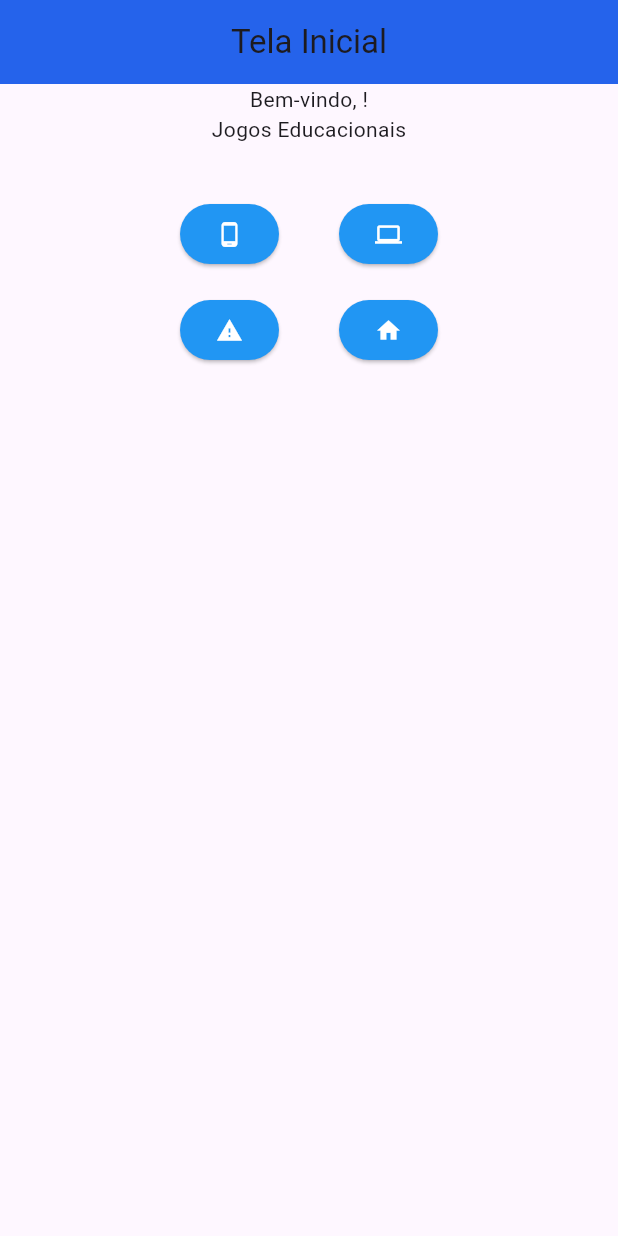
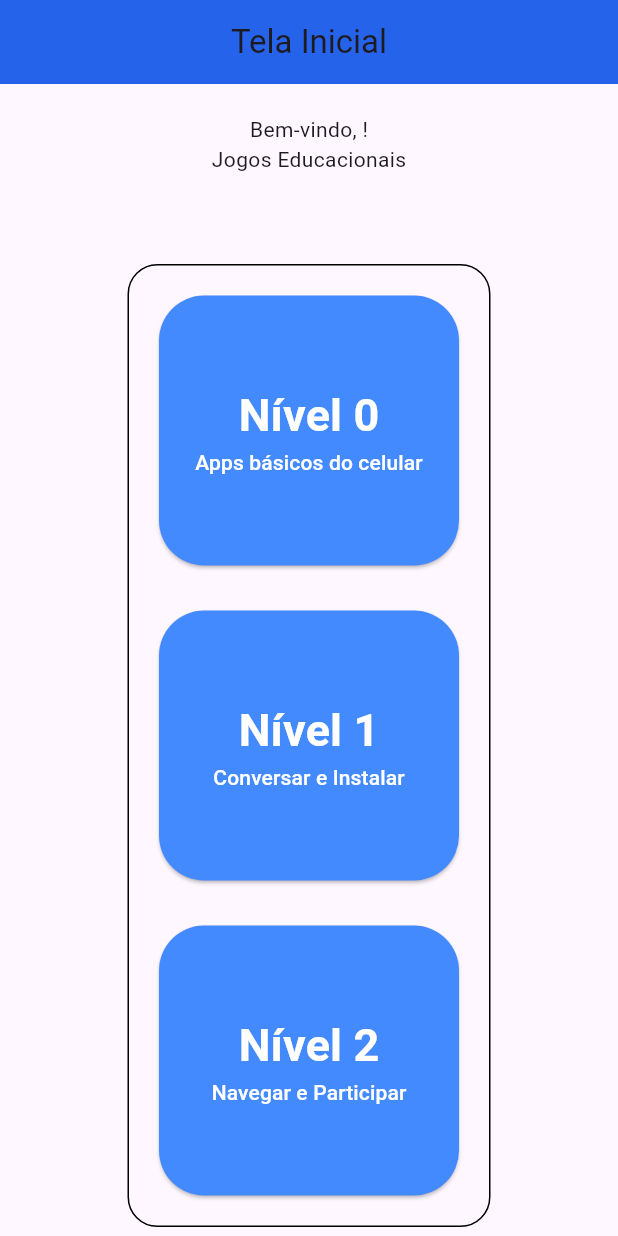
Before and after one commit to pls-dev1104/TCC-IFF, a Flutter app: the screen it shows after launch, after a tap on "Cadastrar", on a phone screen of 412 x 824 dp. Run offline on Flutter 3.47's test engine with Material 3 defaults, Android fonts, the phone set to English and light mode, and no system bars; our stand-ins replace shared_preferences.

Commit message:
Remodelando pra esquema de jogos

```diff
--- a/includeapp/lib/inicial.dart
+++ b/includeapp/lib/inicial.dart
@@ -1,8 +1,10 @@
 import 'package:flutter/material.dart';
-import 'package:includeapp/celular.dart';
-import 'package:includeapp/computador.dart';
+import 'package:includeapp/nivelUm.dart';
+import 'package:includeapp/nivelZero.dart';
 import 'package:includeapp/login.dart';
 import 'package:shared_preferences/shared_preferences.dart';
+
+import 'nivelDois.dart';
 
 class Inicial extends StatefulWidget {
   final String nome;
@@ -32,54 +34,102 @@ class _InicialState extends State<Inicial> {
         body: Center(
           child: Column(
             children: [
+              SizedBox(height: 20),
               Text("Bem-vindo, ${widget.nome}!"),
               Text("Jogos Educacionais"),
-              SizedBox(height: 20),
+              SizedBox(height: 40),
 
               Row(
                 mainAxisAlignment: MainAxisAlignment.center,
                 children: [
-                  ElevatedButton(
-                    style: ElevatedButton.styleFrom(
-                      backgroundColor: Colors.blue,
-                    ),
-                    onPressed: (){
-                      Navigator.push(context, MaterialPageRoute(builder: (context) => Celular()));
-                    }, child: const Icon(Icons.phone_android, color: Colors.white),
+                  Container(
+                    padding: EdgeInsets.all(20),
+                    margin: EdgeInsets.all(20),
+                    decoration: BoxDecoration(
+                      border: Border.all(color: Colors.black),
+                      borderRadius: BorderRadius.circular(20)
                     ),
 
-                  SizedBox(height: 80, width: 40),
-
-                  ElevatedButton(
+                    child: Column(
+                      children: [
+                        SizedBox(
+                          width: 200,
+                          height: 180,
+                          child: ElevatedButton(
                             style: ElevatedButton.styleFrom(
-                      backgroundColor: Colors.blue
+                              backgroundColor: Colors.blueAccent,
+                              foregroundColor: Colors.white,
+                              shape: RoundedRectangleBorder(
+                                borderRadius: BorderRadiusGeometry.circular(30)
+                              )
                             ),
-                    onPressed: (){
-                      Navigator.push(context, MaterialPageRoute(builder: (context) => Computador()));
-                    }, child: const Icon(Icons.computer, color: Colors.white)
+                            onPressed: () {
+                              Navigator.push(context, MaterialPageRoute(builder: (context) => NivelZero()));
+                            },
+                            child: Column(
+                              mainAxisAlignment: MainAxisAlignment.center,
+                              children: [
+                                const Text("Nível 0", style: TextStyle(fontSize: 30, fontWeight: FontWeight.bold)),
+                                const Text("Apps básicos do celular"),
+                              ],
                             )
-                ]
+                          ),
                         ),
 
-              Row(
+                        SizedBox(height: 30),
+
+                        SizedBox(
+                          width: 200,
+                          height: 180,
+                          child: ElevatedButton(
+                            style: ElevatedButton.styleFrom(
+                              backgroundColor: Colors.blueAccent,
+                              foregroundColor: Colors.white,
+                              shape: RoundedRectangleBorder(
+                                borderRadius: BorderRadiusGeometry.circular(30)
+                              )
+                            ),
+                            onPressed: () {
+                              Navigator.push(context, MaterialPageRoute(builder: (context) => NivelUm()));
+                            },
+                            child: Column(
                               mainAxisAlignment: MainAxisAlignment.center,
                               children: [
-                  ElevatedButton(
-                    style: ElevatedButton.styleFrom(
-                      backgroundColor: Colors.blue
+                                const Text("Nível 1", style: TextStyle(fontSize: 30, fontWeight: FontWeight.bold)),
+                                const Text("Conversar e Instalar"),
+                              ],
+                            )
                           ),
-                    onPressed: efetuarLogoff, child: const Icon(Icons.warning, color: Colors.white,)
                         ),
 
-                  SizedBox(width: 40),
+                        SizedBox(height: 30),
 
-                  ElevatedButton(
+                        SizedBox(
+                          width: 200,
+                          height: 180,
+                          child: ElevatedButton(
                             style: ElevatedButton.styleFrom(
-                      backgroundColor: Colors.blue,
+                              backgroundColor: Colors.blueAccent,
+                              foregroundColor: Colors.white,
+                              shape: RoundedRectangleBorder(
+                                borderRadius: BorderRadiusGeometry.circular(30)
+                              )
                             ),
                             onPressed: () {
-                      Navigator.push(context, MaterialPageRoute(builder: (context) => Computador()));
-                    }, child: const Icon(Icons.home, color: Colors.white,))
+                              Navigator.push(context, MaterialPageRoute(builder: (context) => NivelDois()));
+                            },
+                            child: Column(
+                              mainAxisAlignment: MainAxisAlignment.center,
+                              children: [
+                                const Text("Nível 2", style: TextStyle(fontSize: 30, fontWeight: FontWeight.bold)),
+                                const Text("Navegar e Participar"),
+                              ],
+                            ),
+                          ),
+                        ),
+                      ],
+                    ),
+                  ),
                 ],
               ),
             ],
--- a/includeapp/lib/main.dart
+++ b/includeapp/lib/main.dart
@@ -1,6 +1,5 @@
 import 'package:flutter/material.dart';
 import 'package:includeapp/home.dart';
-
 
 void main() {
   runApp(const App());
```
Also changed, not shown: includeapp/lib/celular.dart (deleted, +0 -17 lines), includeapp/lib/computador.dart (deleted, +0 -17 lines), includeapp/lib/nivelDois.dart (added, +17 -0 lines), includeapp/lib/nivelUm.dart (added, +17 -0 lines), includeapp/lib/nivelZero.dart (added, +17 -0 lines). Lines whose indentation alone changed are shown as unchanged.
